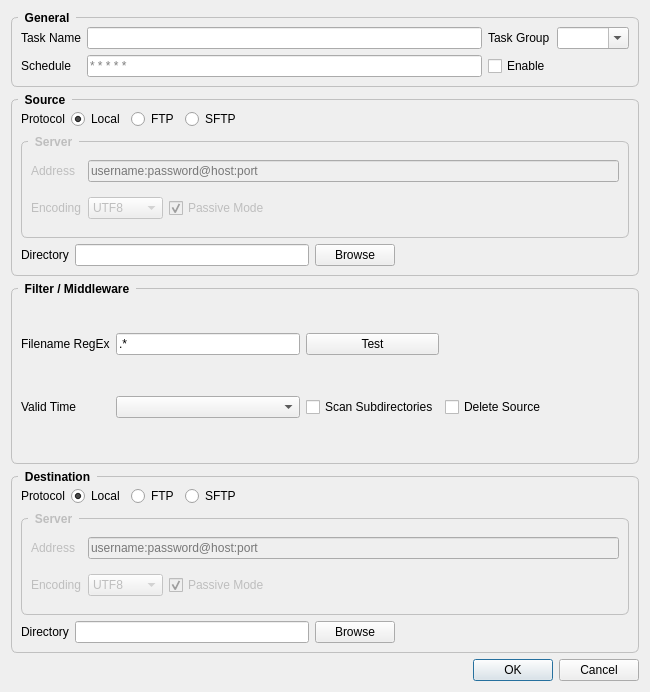
This is transfer_dog/ui/dialog_task_edit.ui in funway/TransferDog as Qt 5 draws it before an edit. The edited form follows.
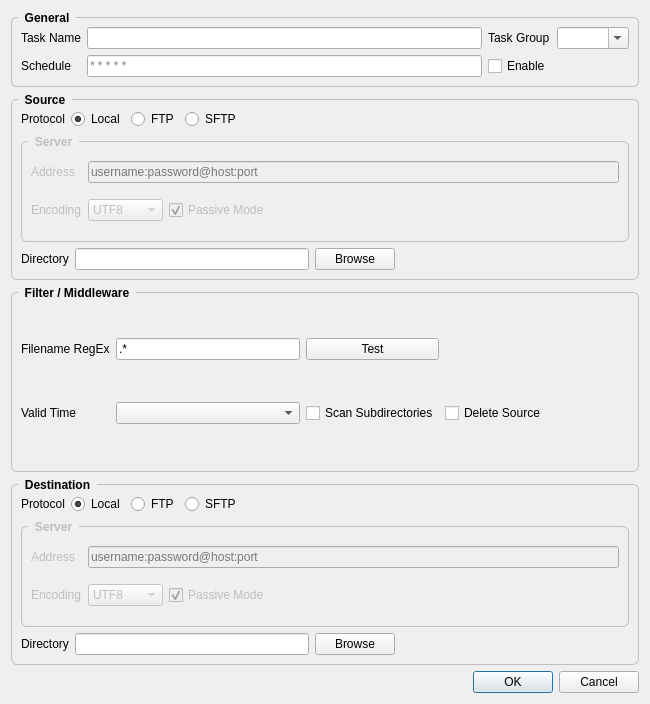
This is the edited form.

Commit message: 完成任务对话框的用户输入验证

Patch:
```diff
--- a/transfer_dog/ui/dialog_task_edit.ui
+++ b/transfer_dog/ui/dialog_task_edit.ui
@@ -7,7 +7,7 @@
     <x>0</x>
     <y>0</y>
     <width>650</width>
-    <height>692</height>
+    <height>704</height>
    </rect>
   </property>
   <property name="windowTitle">
@@ -25,6 +25,10 @@
     subcontrol-origin: margin;
     left: 7px;
     padding: 0px 5px 0px 5px;
+}
+
+QLabel#label_error_msg {
+	color: red;
 }</string>
   </property>
   <layout class="QVBoxLayout" name="verticalLayout">
@@ -511,13 +515,71 @@
     </widget>
    </item>
    <item>
-    <widget class="QDialogButtonBox" name="buttonBox">
-     <property name="orientation">
-      <enum>Qt::Horizontal</enum>
+    <widget class="QFrame" name="frame">
+     <property name="sizePolicy">
+      <sizepolicy hsizetype="Preferred" vsizetype="Fixed">
+       <horstretch>0</horstretch>
+       <verstretch>0</verstretch>
+      </sizepolicy>
      </property>
-     <property name="standardButtons">
-      <set>QDialogButtonBox::Cancel|QDialogButtonBox::Ok</set>
+     <property name="frameShape">
+      <enum>QFrame::NoFrame</enum>
      </property>
+     <property name="frameShadow">
+      <enum>QFrame::Raised</enum>
+     </property>
+     <layout class="QHBoxLayout" name="horizontalLayout_3">
+      <property name="leftMargin">
+       <number>6</number>
+      </property>
+      <property name="topMargin">
+       <number>0</number>
+      </property>
+      <property name="rightMargin">
+       <number>0</number>
+      </property>
+      <property name="bottomMargin">
+       <number>0</number>
+      </property>
+      <item>
+       <widget class="QLabel" name="label_error_msg">
+        <property name="sizePolicy">
+         <sizepolicy hsizetype="Expanding" vsizetype="Preferred">
+          <horstretch>0</horstretch>
+          <verstretch>0</verstretch>
+         </sizepolicy>
+        </property>
+        <property name="text">
+         <string/>
+        </property>
+        <property name="wordWrap">
+         <bool>false</bool>
+        </property>
+       </widget>
+      </item>
+      <item>
+       <widget class="QDialogButtonBox" name="buttonBox">
+        <property name="sizePolicy">
+         <sizepolicy hsizetype="Minimum" vsizetype="Minimum">
+          <horstretch>0</horstretch>
+          <verstretch>0</verstretch>
+         </sizepolicy>
+        </property>
+        <property name="maximumSize">
+         <size>
+          <width>16777215</width>
+          <height>16777215</height>
+         </size>
+        </property>
+        <property name="orientation">
+         <enum>Qt::Horizontal</enum>
+        </property>
+        <property name="standardButtons">
+         <set>QDialogButtonBox::Cancel|QDialogButtonBox::Ok</set>
+        </property>
+       </widget>
+      </item>
+     </layout>
     </widget>
    </item>
   </layout>
```
Left out of the diff: 8 changed lines with no effect on the pictures. The commit also changes 2 other files.
